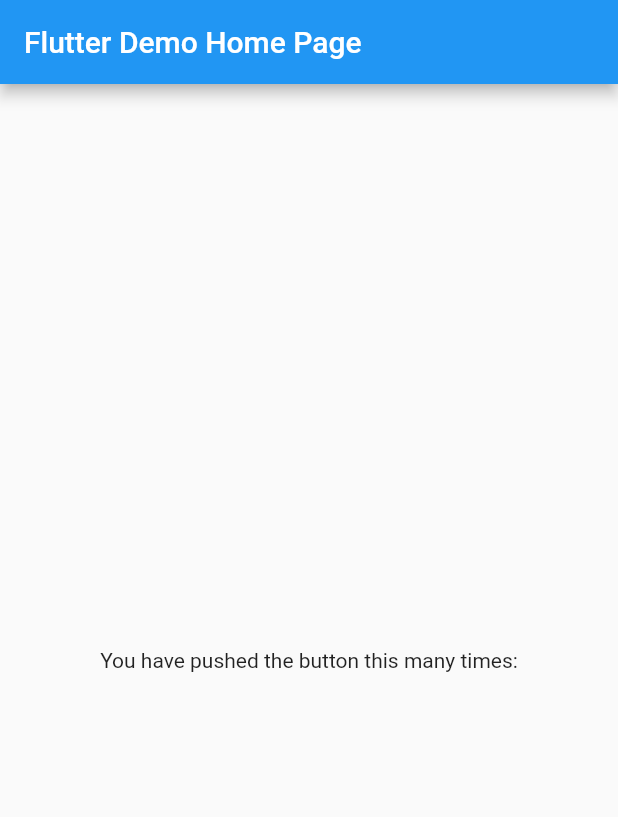
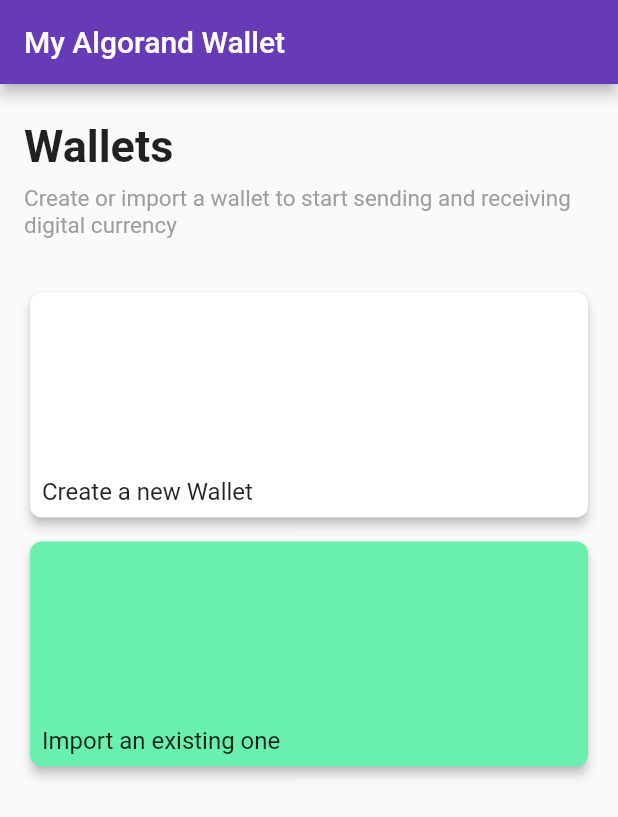
Before and after one commit to diogosequeira94/flutter-algorand-wallet, a Flutter app: the screen it shows after launch, on a phone screen of 412 x 824 dp. Shown: the top 817 px of the screen. Run offline on Flutter 3.47's test engine with Material 2 defaults, Android fonts, the light colour scheme and no system bars; our stand-ins replace bloc, equatable.

Commit message:
landing page ui

```diff
--- /dev/null
+++ b/lib/bloc/algorand_bloc.dart
@@ -0,0 +1,18 @@
+import 'dart:async';
+
+import 'package:bloc/bloc.dart';
+import 'package:equatable/equatable.dart';
+
+part 'algorand_event.dart';
+part 'algorand_state.dart';
+
+class AlgorandBloc extends Bloc<AlgorandEvent, AlgorandState> {
+  AlgorandBloc() : super(AlgorandInitial());
+
+  @override
+  Stream<AlgorandState> mapEventToState(
+    AlgorandEvent event,
+  ) async* {
+    // TODO: implement mapEventToState
+  }
+}
--- /dev/null
+++ b/lib/bloc/algorand_event.dart
@@ -0,0 +1,5 @@
+part of 'algorand_bloc.dart';
+
+abstract class AlgorandEvent extends Equatable {
+  const AlgorandEvent();
+}
--- /dev/null
+++ b/lib/bloc/algorand_state.dart
@@ -0,0 +1,10 @@
+part of 'algorand_bloc.dart';
+
+abstract class AlgorandState extends Equatable {
+  const AlgorandState();
+}
+
+class AlgorandInitial extends AlgorandState {
+  @override
+  List<Object> get props => [];
+}
--- a/lib/main.dart
+++ b/lib/main.dart
@@ -1,4 +1,5 @@
 import 'package:flutter/material.dart';
+import 'package:flutter_algorand_wallet/presentation/pages/landing_page.dart';
 
 void main() {
   runApp(MyApp());
@@ -8,40 +9,12 @@
   @override
   Widget build(BuildContext context) {
     return MaterialApp(
-      title: 'Flutter Demo',
+      title: 'Algorand Wallet',
       theme: ThemeData(
-        primarySwatch: Colors.blue,
+        primarySwatch: Colors.deepPurple,
       ),
-      home: MyHomePage(title: 'Flutter Demo Home Page'),
+      debugShowCheckedModeBanner: false,
+      home: LandingPage(),
     );
   }
 }
-
-class MyHomePage extends StatefulWidget {
-  MyHomePage({Key? key, required this.title}) : super(key: key);
-  final String title;
-
-  @override
-  _MyHomePageState createState() => _MyHomePageState();
-}
-
-class _MyHomePageState extends State<MyHomePage> {
-  @override
-  Widget build(BuildContext context) {
-    return Scaffold(
-      appBar: AppBar(
-        title: Text(widget.title),
-      ),
-      body: Center(
-        child: Column(
-          mainAxisAlignment: MainAxisAlignment.center,
-          children: <Widget>[
-            Text(
-              'You have pushed the button this many times:',
-            ),
-          ],
-        ),
-      ),
-    );
-  }
-}
--- /dev/null
+++ b/lib/presentation/pages/landing_page.dart
@@ -0,0 +1,117 @@
+import 'package:flutter/material.dart';
+
+class LandingPage extends StatelessWidget {
+  @override
+  Widget build(BuildContext context) {
+    return Scaffold(
+      appBar: AppBar(
+        title: Text('My Algorand Wallet'),
+      ),
+      body: SingleChildScrollView(
+        child: Padding(
+          padding: const EdgeInsets.symmetric(vertical: 24.0, horizontal: 16.0),
+          child: Column(
+            crossAxisAlignment: CrossAxisAlignment.start,
+            mainAxisAlignment: MainAxisAlignment.start,
+            children: [
+              _LandingPageHeader(),
+              _WalletActionOptionsWidget(),
+            ],
+          ),
+        ),
+      ),
+    );
+  }
+}
+
+class _LandingPageHeader extends StatelessWidget {
+  @override
+  Widget build(BuildContext context) {
+    return Column(
+      crossAxisAlignment: CrossAxisAlignment.start,
+      children: [
+        Text(
+          'Wallets',
+          style: TextStyle(
+            fontWeight: FontWeight.w600,
+            fontSize: 30.0,
+          ),
+        ),
+        const SizedBox(height: 8.0),
+        Text(
+          'Create or import a wallet to start sending and receiving digital currency',
+          style: TextStyle(
+            fontSize: 15.0,
+            color: Colors.grey,
+          ),
+        ),
+      ],
+    );
+  }
+}
+
+class _WalletActionOptionsWidget extends StatelessWidget {
+  @override
+  Widget build(BuildContext context) {
+    final cardHeight = 150.0;
+    return Padding(
+      padding: const EdgeInsets.only(top: 32.0),
+      child: Column(
+        children: [
+          GestureDetector(
+            onTap: () {
+              print('Create tapped');
+            },
+            child: Card(
+              elevation: 3,
+              shape: RoundedRectangleBorder(
+                borderRadius: BorderRadius.circular(8.0),
+              ),
+              child: Container(
+                width: double.infinity,
+                height: cardHeight,
+                child: Align(
+                  alignment: Alignment.bottomLeft,
+                  child: const Padding(
+                    padding: const EdgeInsets.all(8.0),
+                    child: Text(
+                      'Create a new Wallet',
+                      style: TextStyle(fontSize: 16.0),
+                    ),
+                  ),
+                ),
+              ),
+            ),
+          ),
+          const SizedBox(height: 8.0),
+          GestureDetector(
+            onTap: () {
+              print('Import tapped');
+            },
+            child: Card(
+              color: Colors.greenAccent,
+              elevation: 3,
+              shape: RoundedRectangleBorder(
+                borderRadius: BorderRadius.circular(8.0),
+              ),
+              child: Container(
+                width: double.infinity,
+                height: cardHeight,
+                child: Align(
+                  alignment: Alignment.bottomLeft,
+                  child: const Padding(
+                    padding: const EdgeInsets.all(8.0),
+                    child: Text(
+                      'Import an existing one',
+                      style: TextStyle(fontSize: 16.0),
+                    ),
+                  ),
+                ),
+              ),
+            ),
+          ),
+        ],
+      ),
+    );
+  }
+}
--- a/pubspec.yaml
+++ b/pubspec.yaml
@@ -23,6 +23,7 @@
 dependencies:
   flutter:
     sdk: flutter
+  algorand_dart: ^0.0.2-beta.8
 
 
   # The following adds the Cupertino Icons font to your application.
```
Also changed, not shown: pubspec.lock.
